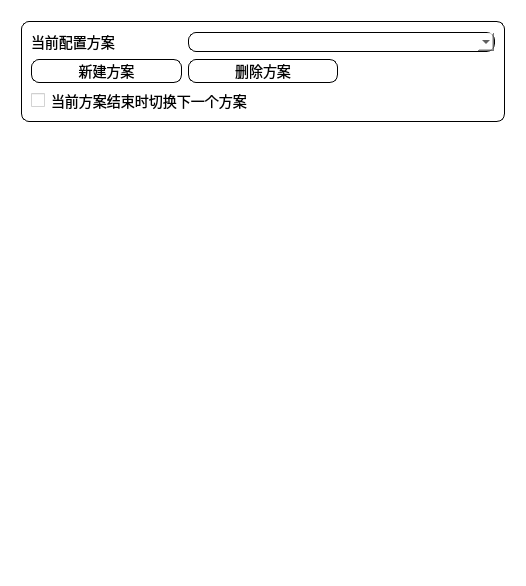
First picture: the form in resources/ui/multi_account.ui, repository Shasnow/StarRailAssistant, before the edit.
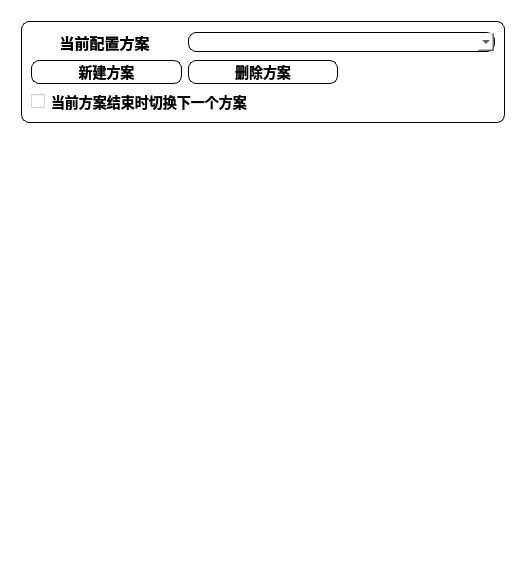
Second picture: the form after the edit.

What changed in the file:
```diff
--- a/resources/ui/multi_account.ui
+++ b/resources/ui/multi_account.ui
@@ -53,9 +53,9 @@
                                 <widget class="QGroupBox" name="groupBox">
                                     <property name="styleSheet">
                                         <string notr="true">border-radius: 8px;
-                                            border: 1px solid black;
+                                            border: 1.3px solid black;
                                             background-color: rgba(255, 255, 255, 0.8);
-                                            font-size: 14px;
+                                            font-size: 14px;font-weight: bold;
                                         </string>
                                     </property>
                                     <property name="title">
@@ -65,8 +65,14 @@
                                         <item row="1" column="0">
                                             <widget class="QPushButton" name="new_plan_button">
                                                 <property name="styleSheet">
-                                                    <string notr="true">border-radius: 8px;
-                                                        border: 0.5px solid black;
+                                                    <string notr="true">
+                                                        QPushButton {
+                                                        font-size:14px;border-radius: 8px;
+                                                        border: 1px solid black;font-weight: bold;
+                                                        }
+                                                        QPushButton:hover {
+                                                        background-color: #f0f0f0; border-color: #ccc;
+                                                        }
                                                     </string>
                                                 </property>
                                                 <property name="text">
@@ -80,7 +86,9 @@
                                                     <string notr="true">border: none;</string>
                                                 </property>
                                                 <property name="text">
-                                                    <string>当前配置方案</string>
+                                                    <string>&lt;html&gt;&lt;head/&gt;&lt;body&gt;&lt;p align=&quot;center&quot;&gt;&lt;span
+                                                        style=&quot; font-size:11pt;&quot;&gt;当前配置方案&lt;/span&gt;&lt;/p&gt;&lt;/body&gt;&lt;/html&gt;
+                                                    </string>
                                                 </property>
                                             </widget>
                                         </item>
@@ -99,7 +107,17 @@
                                         <item row="2" column="0" colspan="3">
                                             <widget class="QCheckBox" name="switch2next_checkbox">
                                                 <property name="styleSheet">
-                                                    <string notr="true">border: none;</string>
+                                                    <string notr="true">QCheckBox{border: none;background-color:
+                                                        rgba(255, 255, 255, 0.8);font-size: 14px;font-weight: bold;}
+                                                        QCheckBox:hover {
+                                                        background-color: #f0f0f0;
+                                                        }
+
+                                                        /* 勾选框悬停时边框变色 */
+                                                        QCheckBox::indicator:hover {
+                                                        border-color: #666;
+                                                        }
+                                                    </string>
                                                 </property>
                                                 <property name="text">
                                                     <string>当前方案结束时切换下一个方案</string>
@@ -109,8 +127,14 @@
                                         <item row="1" column="1">
                                             <widget class="QPushButton" name="delete_plan_button">
                                                 <property name="styleSheet">
-                                                    <string notr="true">border-radius: 8px;
-                                                        border: 0.5px solid black;
+                                                    <string notr="true">
+                                                        QPushButton {
+                                                        font-size:14px;border-radius: 8px;
+                                                        border: 1px solid black;font-weight: bold;
+                                                        }
+                                                        QPushButton:hover {
+                                                        background-color: #f0f0f0; border-color: #ccc;
+                                                        }
                                                     </string>
                                                 </property>
                                                 <property name="text">
```
